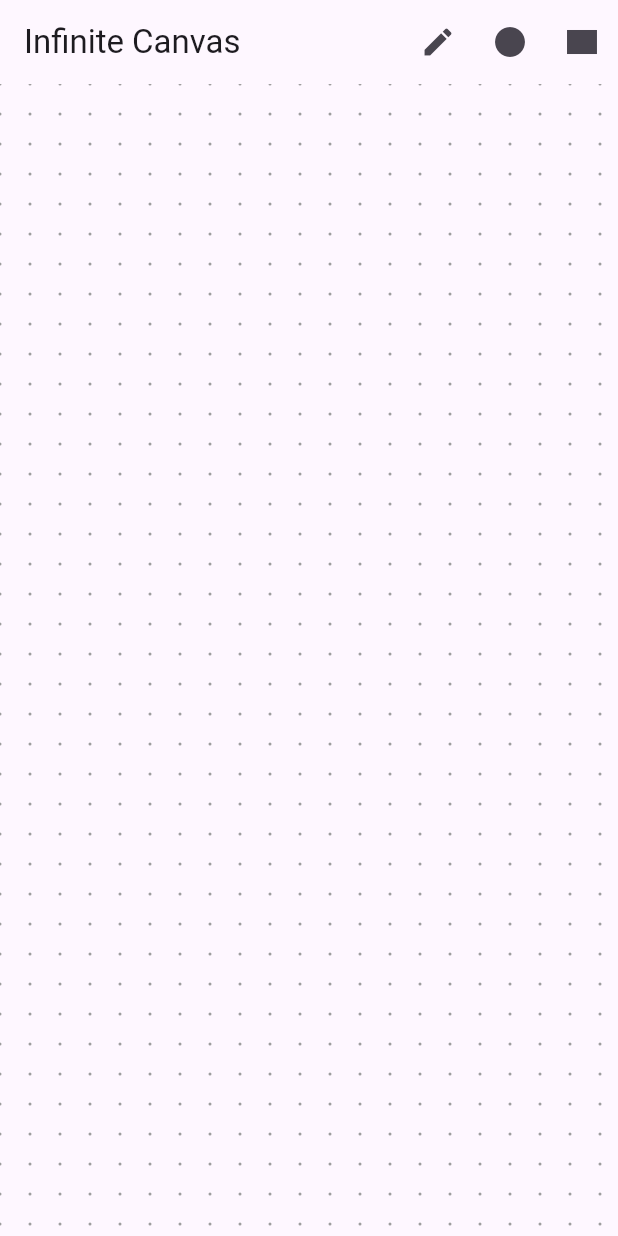
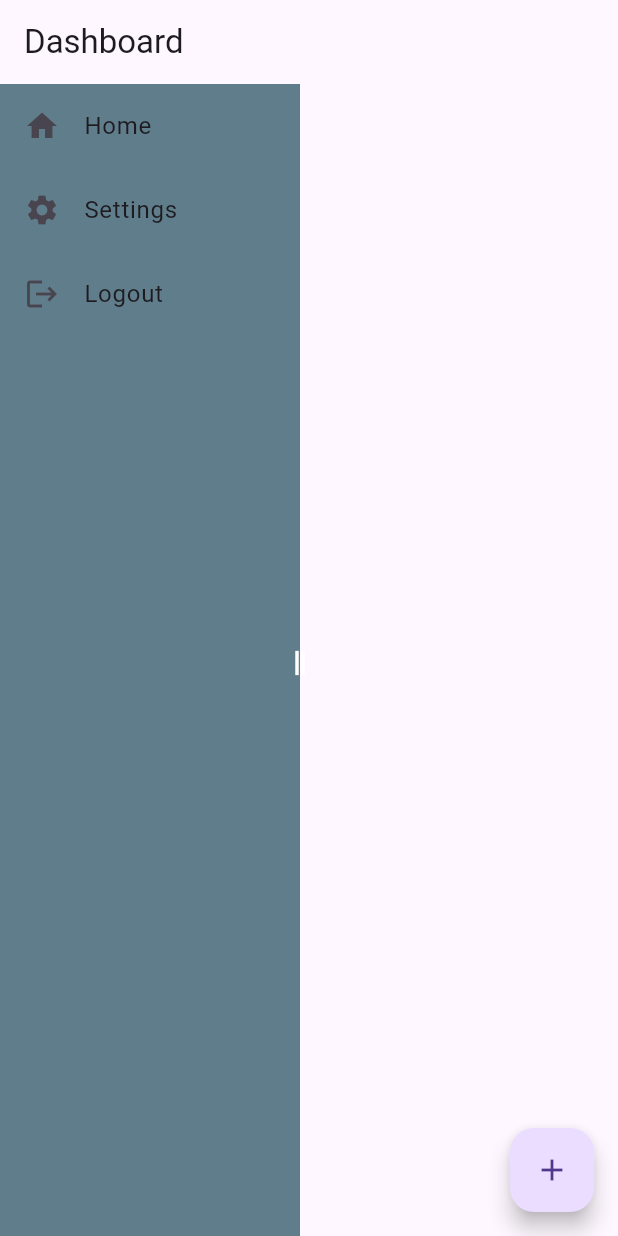
Before and after one commit to Jl115/ucanvas, a Flutter app: the screen it shows after launch, on a phone screen of 412 x 824 dp. Run offline on Flutter 3.47's test engine with Material 3 defaults, Android fonts, the phone set to English and light mode, and no system bars; missing offline and left inert: scribble; generated files the repository leaves out were written again.

Commit message:
💄 initialized dashboard and side bar

```diff
--- a/lib/src/app.dart
+++ b/lib/src/app.dart
@@ -2,6 +2,9 @@ import 'package:flutter/material.dart';
 import 'package:flutter_gen/gen_l10n/app_localizations.dart';
 import 'package:flutter_localizations/flutter_localizations.dart';
 import 'package:ucanvas/src/components/canvas_component.dart';
+import 'package:ucanvas/src/components/drawing_canvas.dart';
+import 'package:ucanvas/src/components/notes_app.dart';
+import 'package:ucanvas/src/view/dashboard/dashboard.dart';
 
 import 'view/item/sample_item_details_view.dart';
 import 'view/item/sample_item_list_view.dart';
@@ -74,7 +77,7 @@ class MyApp extends StatelessWidget {
                     return const SampleItemDetailsView();
                   case SampleItemListView.routeName:
                   default:
-                    return InfiniteCanvas();
+                    return Dashboard();
                 }
               },
             );
--- /dev/null
+++ b/lib/src/components/side_bar.dart
@@ -0,0 +1,85 @@
+import 'package:flutter/material.dart';
+
+class SideBar extends StatelessWidget {
+  const SideBar({super.key});
+
+  @override
+  Widget build(BuildContext context) {
+    return Expanded(
+      child: LayoutBuilder(
+        builder: (context, constraints) {
+          double width = 200; // Initial width
+          return StatefulBuilder(
+            builder: (context, setState) {
+              return SizedBox(
+                width: constraints.maxWidth,
+                height: constraints.maxHeight,
+                child: Stack(
+                  children: [
+                    // Sidebar content
+                    Container(
+                      width: width.clamp(150.0, 300.0),
+                      color: Colors.blueGrey,
+                      child: Column(
+                        children: [
+                          ListTile(
+                            leading: Icon(Icons.home),
+                            title: Text('Home'),
+                            onTap: () {
+                              // Handle Home tap
+                            },
+                          ),
+                          ListTile(
+                            leading: Icon(Icons.settings),
+                            title: Text('Settings'),
+                            onTap: () {
+                              // Handle Settings tap
+                            },
+                          ),
+                          ListTile(
+                            leading: Icon(Icons.logout),
+                            title: Text('Logout'),
+                            onTap: () {
+                              // Handle Logout tap
+                            },
+                          ),
+                        ],
+                      ),
+                    ),
+                    // Drag handle for resizing
+                    Positioned(
+                      left: width.clamp(150.0, 300.0) - 10,
+                      child: GestureDetector(
+                        onHorizontalDragUpdate: (details) {
+                          setState(() {
+                            width += details.delta.dx;
+                            width = width.clamp(100.0, constraints.maxWidth);
+                          });
+                        },
+                        child: MouseRegion(
+                          cursor: SystemMouseCursors.resizeColumn,
+                          child: Container(
+                            width: 20,
+                            height: constraints
+                                .maxHeight, // Respect parent's constraints
+                            color: Colors.transparent,
+                            child: Center(
+                                child: Transform.rotate(
+                              angle: 90 * 3.1415926535 / 180,
+                              child:
+                                  Icon(Icons.drag_handle, color: Colors.white),
+                            )),
+                          ),
+                        ),
+                      ),
+                    ),
+                  ],
+                ),
+              );
+            },
+          );
+        },
+      ),
+    );
+  }
+}
--- a/lib/src/view/dashboard/dashboard.dart
+++ b/lib/src/view/dashboard/dashboard.dart
@@ -0,0 +1,22 @@
+import 'package:flutter/material.dart';
+import 'package:ucanvas/src/components/side_bar.dart';
+
+class Dashboard extends StatelessWidget {
+  @override
+  Widget build(BuildContext context) {
+    return Scaffold(
+      appBar: AppBar(
+        title: Text('Dashboard'),
+      ),
+      body: Row(
+        children: [SideBar()],
+      ),
+      floatingActionButton: FloatingActionButton(
+        onPressed: () {
+          // Navigate to add new note
+        },
+        child: Icon(Icons.add),
+      ),
+    );
+  }
+}
--- a/pubspec.yaml
+++ b/pubspec.yaml
@@ -14,6 +14,7 @@ dependencies:
     sdk: flutter
   flutter_localizations:
     sdk: flutter
+  scribble: ^0.10.0+1
 
 dev_dependencies:
   flutter_test:
```
Also changed, not shown: lib/src/components/draggable_note.dart (added, +136 -0 lines), lib/src/components/drawing_canvas.dart (added, +72 -0 lines), lib/src/components/notes_app.dart (added, +73 -0 lines), lib/src/model/Note.dart (added, +33 -0 lines), pubspec.lock, 1 other file.
